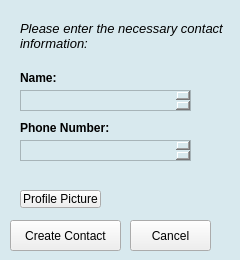
The window that Address_Book/necessaryinfoform.ui (kajo12864/Address-Book) describes before a commit, drawn with Qt 5.
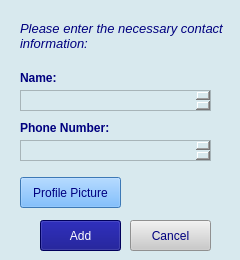
The same window after the commit.

Patch:
```diff
--- a/Address_Book/necessaryinfoform.ui
+++ b/Address_Book/necessaryinfoform.ui
@@ -27,23 +27,24 @@
   </property>
   <property name="styleSheet">
    <string notr="true">background-color: rgb(216, 233, 238);
+color: rgb(0, 0, 127);
 </string>
   </property>
   <widget class="QPushButton" name="buttonConfirm">
    <property name="geometry">
     <rect>
-     <x>10</x>
+     <x>40</x>
      <y>220</y>
-     <width>111</width>
+     <width>81</width>
      <height>31</height>
     </rect>
    </property>
    <property name="styleSheet">
-    <string notr="true">background-color: rgb(239, 239, 239);
-</string>
+    <string notr="true">background-color: rgb(0, 0, 127);
+color: white;</string>
    </property>
    <property name="text">
-    <string>Create Contact</string>
+    <string>Add</string>
    </property>
    <property name="checkable">
     <bool>false</bool>
@@ -72,7 +73,7 @@
     <rect>
      <x>20</x>
      <y>90</y>
-     <width>171</width>
+     <width>191</width>
      <height>21</height>
     </rect>
    </property>
@@ -87,8 +88,7 @@
     </rect>
    </property>
    <property name="styleSheet">
-    <string notr="true">background-color: rgb(239, 239, 239);
-</string>
+    <string notr="true">background-color: rgb(202, 202, 202);</string>
    </property>
    <property name="text">
     <string>Cancel</string>
@@ -99,7 +99,7 @@
     <rect>
      <x>20</x>
      <y>140</y>
-     <width>171</width>
+     <width>191</width>
      <height>21</height>
     </rect>
    </property>
@@ -153,14 +153,13 @@
    <property name="geometry">
     <rect>
      <x>20</x>
-     <y>190</y>
-     <width>81</width>
-     <height>18</height>
+     <y>177</y>
+     <width>101</width>
+     <height>31</height>
     </rect>
    </property>
    <property name="styleSheet">
-    <string notr="true">background-color: rgb(239, 239, 239);
-</string>
+    <string notr="true">background-color: rgb(85, 170, 255);</string>
    </property>
    <property name="text">
     <string>Profile Picture</string>
@@ -169,7 +168,7 @@
   <widget class="QLabel" name="image_label">
    <property name="geometry">
     <rect>
-     <x>110</x>
+     <x>160</x>
      <y>170</y>
      <width>41</width>
      <height>41</height>
```
